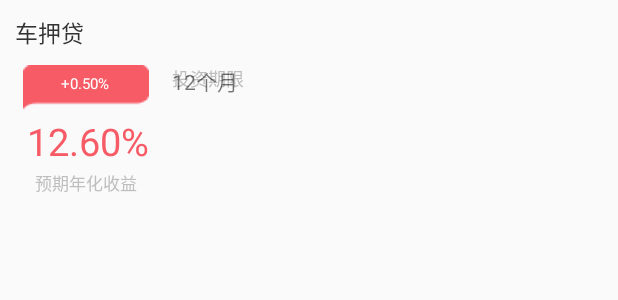
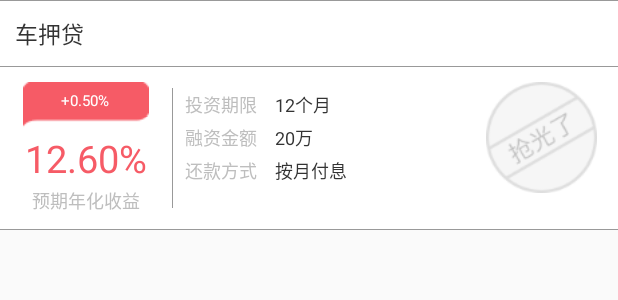
Before and after one commit to FlawlessPeerless/168p2p, an Android app: the layout item_regular_investment_list.xml on its own in the app's theme, with its tools: preview values and no code run, on a phone screen of 412 x 824 dp. Shown: the top 300 px of the screen. Run offline under Robolectric (Android 15) with nearby library versions, the phone set to English and light mode, and no system bars.

Commit message:
# 理财模块 数据刷新

```diff
--- a/app/src/main/res/drawable/divider_linearlayout_vertical.xml
+++ b/app/src/main/res/drawable/divider_linearlayout_vertical.xml
@@ -1,5 +1,5 @@
 <?xml version="1.0" encoding="utf-8"?>
 <shape xmlns:android="http://schemas.android.com/apk/res/android" android:shape="rectangle">
-    <size android:height="1dp"/>
+    <size android:height="1px"/>
     <solid android:color="#999"/>
 </shape>
--- a/app/src/main/res/layout/item_regular_investment_list.xml
+++ b/app/src/main/res/layout/item_regular_investment_list.xml
@@ -1,12 +1,15 @@
 <?xml version="1.0" encoding="utf-8"?>
 <LinearLayout
-    android:divider="@drawable/divider_linearlayout_vertical"
+    android:layout_marginBottom="10dp"
+    android:background="#fff"
     xmlns:android="http://schemas.android.com/apk/res/android"
     xmlns:app="http://schemas.android.com/apk/res-auto"
     xmlns:tools="http://schemas.android.com/tools"
     android:orientation="vertical"
+    android:divider="@drawable/divider_linearlayout_vertical"
+    android:showDividers="beginning|end|middle"
     android:layout_width="match_parent"
-    android:layout_height="match_parent">
+    android:layout_height="wrap_content">
 
     <TextView
         android:padding="10dp"
@@ -19,16 +22,15 @@
         tools:text="车押贷" />
 
     <LinearLayout
+        android:showDividers="middle"
+        android:paddingTop="10dp"
+        android:paddingBottom="10dp"
         android:id="@+id/linearLayout"
         android:layout_width="match_parent"
-        android:layout_height="342dp"
+        android:layout_height="wrap_content"
         android:divider="@drawable/divider_linearlayout_horizonal"
         android:dividerPadding="4dp"
-        android:orientation="horizontal"
-        app:layout_constraintEnd_toEndOf="parent"
-        app:layout_constraintHorizontal_bias="0.0"
-        app:layout_constraintStart_toStartOf="parent"
-        app:layout_constraintTop_toBottomOf="@+id/text_view_subject_name">
+        android:orientation="horizontal" android:baselineAligned="false">
 
         <!--左侧-->
         <android.support.constraint.ConstraintLayout
@@ -47,10 +49,8 @@
                 android:textColor="#fff"
                 android:textSize="10sp"
                 app:layout_constraintBottom_toTopOf="@+id/text_view_subject_annual_yield"
-                app:layout_constraintEnd_toEndOf="parent"
                 app:layout_constraintStart_toStartOf="parent"
                 app:layout_constraintTop_toTopOf="parent"
-                app:layout_constraintVertical_bias="0.0"
                 tools:ignore="SmallSp"
                 tools:text="+0.50%" />
 
@@ -63,7 +63,6 @@
                 android:textSize="25sp"
                 app:layout_constraintBottom_toTopOf="@+id/textView3"
                 app:layout_constraintEnd_toEndOf="parent"
-                app:layout_constraintHorizontal_bias="0.882"
                 app:layout_constraintStart_toStartOf="parent"
                 tools:text="12.60%" />
 
@@ -72,31 +71,84 @@
                 android:layout_width="wrap_content"
                 android:layout_height="wrap_content"
                 android:textColor="#bebebe"
-                android:textSize="11sp"
+                android:textSize="12sp"
                 app:layout_constraintBottom_toBottomOf="parent"
                 app:layout_constraintEnd_toEndOf="parent"
                 app:layout_constraintStart_toStartOf="parent"
                 tools:ignore="SmallSp"
-                tools:text="预期年化收益" />
+                android:text="预期年化收益" />
 
         </android.support.constraint.ConstraintLayout>
-        <!--中间-->
-        <android.support.constraint.ConstraintLayout
+        <!--右侧-->
+        <LinearLayout
+            android:baselineAligned="true"
             android:layout_weight="1"
             android:layout_width="0dp"
-            android:layout_height="match_parent">
-            <TextView
-                android:text="投资期限"
-                android:textColor="#bebebe"
-                android:textSize="12sp"
+            android:orientation="horizontal"
+            android:layout_height="wrap_content">
+            <!--信息栏-->
+            <RelativeLayout
+                android:layout_gravity="center_vertical"
+                android:layout_width="0dp"
+                android:layout_weight="1"
+                android:layout_height="wrap_content">
+                <TextView
+                    android:layout_alignParentLeft="true"
+                    style="@style/InvestmentItemLeft"
+                    android:id="@+id/text_line_one"
+                    android:text="投资期限"
+                    android:layout_alignParentStart="true" />
+                <TextView
+                    android:layout_toRightOf="@id/text_line_one"
+                    android:id="@+id/text_investment_horizon"
+                    style="@style/InvestmentItemRight"
+                    tools:text="12个月" />
+
+                <TextView
+                    android:id="@+id/text_line_two"
+                    style="@style/InvestmentItemLeft"
+                    android:layout_marginTop="4dp"
+                    android:layout_below="@id/text_line_one"
+                    android:layout_alignParentLeft="true"
+                    android:text="融资金额" />
+                <TextView
+                    android:id="@+id/text_financing_amount"
+                    style="@style/InvestmentItemRight"
+                    android:layout_marginTop="4dp"
+                    android:layout_toRightOf="@id/text_line_two"
+                    android:layout_below="@id/text_line_one"
+                    tools:text="20万" />
+
+                <TextView
+                    android:id="@+id/text_line_three"
+                    style="@style/InvestmentItemLeft"
+                    android:layout_marginTop="4dp"
+                    android:layout_alignParentLeft="true"
+                    android:layout_below="@id/text_line_two"
+                    android:text="还款方式" />
+                <TextView
+                    android:id="@+id/text_repayment_type"
+                    style="@style/InvestmentItemRight"
+                    android:layout_marginTop="4dp"
+                    android:layout_toRightOf="@id/text_line_three"
+                    android:layout_below="@id/text_line_two"
+                    tools:text="按月付息" />
+
+            </RelativeLayout>
+            <!--右侧图标-->
+            <FrameLayout
+                android:layout_marginRight="14dp"
+                android:layout_gravity="center"
                 android:layout_width="wrap_content"
-                android:layout_height="wrap_content" />
-            <TextView
-                tools:text="12个月"
-                android:layout_width="wrap_content"
-                android:layout_height="wrap_content" />
+                android:layout_height="wrap_content"
+                android:layout_marginEnd="14dp">
+                <ImageView
+                    android:src="@drawable/investment_project_over_new"
+                    android:layout_width="74dp"
+                    android:layout_height="74dp" />
+            </FrameLayout>
 
-        </android.support.constraint.ConstraintLayout>
+        </LinearLayout>
 
     </LinearLayout>
 
--- a/app/src/main/res/values/styles.xml
+++ b/app/src/main/res/values/styles.xml
@@ -46,4 +46,22 @@
         <item name="android:background">#ececec</item>
     </style>
 
+    <!-- investment list item -->
+    <style name="InvestmentItemLeft">
+        <item name="android:layout_width">wrap_content</item>
+        <item name="android:layout_height">wrap_content</item>
+        <item name="android:textColor">#bebebe</item>
+        <item name="android:textSize">12sp</item>
+        <item name="android:layout_marginLeft">8dp</item>
+    </style>
+
+    <!-- investment list item -->
+    <style name="InvestmentItemRight">
+        <item name="android:layout_width">wrap_content</item>
+        <item name="android:layout_height">wrap_content</item>
+        <item name="android:layout_marginLeft">12dp</item>
+        <item name="android:textColor">#333</item>
+        <item name="android:textSize">12sp</item>
+    </style>
+
 </resources>
```
Also changed, not shown: app/src/main/java/com/magic/szh/cnf_168p2p/content/investment/RegularInvestmentFragment.java (+46 -20 lines), app/src/main/java/com/magic/szh/cnf_168p2p/content/investment/RegularInvestmentListAdapter.java (+37 -5 lines), app/src/main/res/drawable-xhdpi/grab.png (added), app/src/main/res/drawable-xhdpi/investment_project_over_new.png (added).
